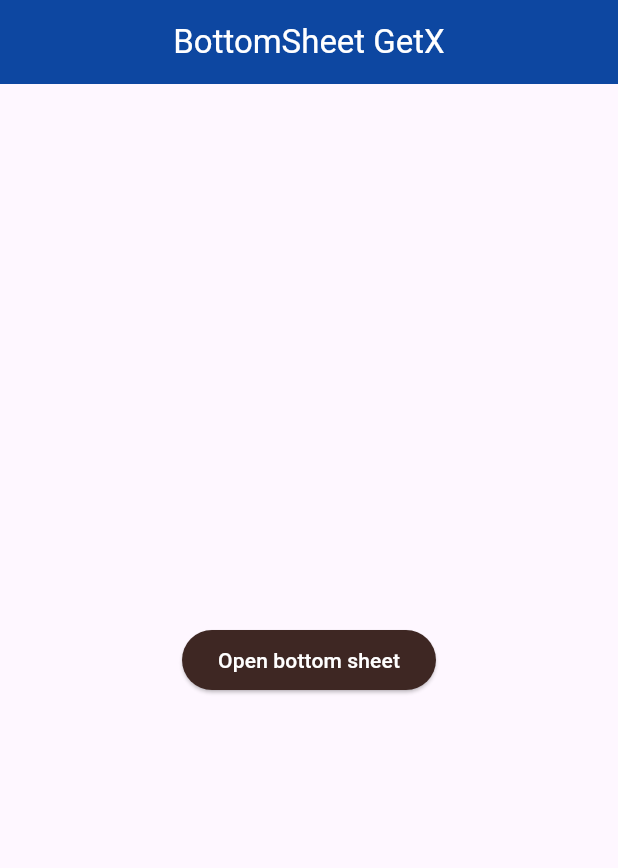
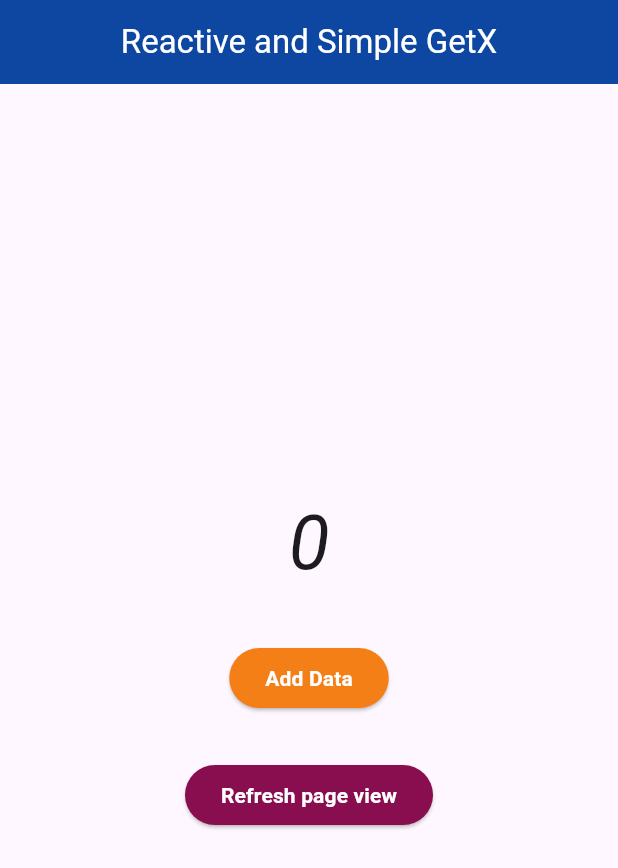
Before and after one commit to iqbalsuwandi20/belajar-flutter-youtube, a Flutter app: the screen it shows after launch, on a phone screen of 412 x 824 dp. Shown: the top 868 px of the screen. Run offline on Flutter 3.47's test engine with Material 3 defaults, Android fonts, the phone set to English and light mode, and no system bars; our stand-ins replace get.

Commit message:
reactive and simple getx

```diff
--- /dev/null
+++ b/lib/controllers/home_controller.dart
@@ -0,0 +1,15 @@
+import 'package:get/get.dart';
+
+class HomeController extends GetxController {
+  // variables are always being monitored
+  // var dataValue = 0.obs; for reactive state
+  int dataValue = 0; // for simple state
+
+  void addData() {
+    dataValue = dataValue + 1;
+  }
+
+  void refreshView() {
+    update();
+  }
+}
--- a/lib/main.dart
+++ b/lib/main.dart
@@ -1,4 +1,5 @@
 import 'package:flutter/material.dart';
+import 'package:flutter_basic/pages/home_page.dart';
 import 'package:get/get.dart';
 
 void main() {
@@ -10,72 +11,9 @@ class MyApp extends StatelessWidget {
 
   @override
   Widget build(BuildContext context) {
-    return const GetMaterialApp(
+    return GetMaterialApp(
       debugShowCheckedModeBanner: false,
       home: HomePage(),
     );
   }
 }
-
-class HomePage extends StatelessWidget {
-  const HomePage({super.key});
-
-  @override
-  Widget build(BuildContext context) {
-    return Scaffold(
-      appBar: AppBar(
-        centerTitle: true,
-        backgroundColor: Colors.blue[900],
-        title: const Text(
-          "BottomSheet GetX",
-          style: TextStyle(color: Colors.white),
-        ),
-      ),
-      body: Center(
-        child: ElevatedButton(
-          style: ElevatedButton.styleFrom(backgroundColor: Colors.brown[900]),
-          onPressed: () {
-            Get.bottomSheet(
-              Container(
-                height: 200,
-                color: Colors.purple[900],
-                child: ListView(
-                  children: const [
-                    ListTile(
-                      leading: Icon(
-                        Icons.person,
-                        color: Colors.white,
-                      ),
-                      title: Text(
-                        "Profile",
-                        style: TextStyle(color: Colors.white),
-                      ),
-                    ),
-                    ListTile(
-                      leading: Icon(Icons.settings, color: Colors.white),
-                      title: Text(
-                        "Setting",
-                        style: TextStyle(color: Colors.white),
-                      ),
-                    ),
-                    ListTile(
-                      leading: Icon(Icons.music_note, color: Colors.white),
-                      title: Text(
-                        "Music",
-                        style: TextStyle(color: Colors.white),
-                      ),
-                    ),
-                  ],
-                ),
-              ),
-            );
-          },
-          child: const Text(
-            "Open bottom sheet",
-            style: TextStyle(color: Colors.white),
-          ),
-        ),
-      ),
-    );
-  }
-}
--- /dev/null
+++ b/lib/pages/home_page.dart
@@ -0,0 +1,82 @@
+import 'package:flutter/material.dart';
+import 'package:flutter_basic/controllers/home_controller.dart';
+import 'package:get/get.dart';
+
+class HomePage extends StatelessWidget {
+  HomePage({super.key});
+
+  final homeController = Get.put(HomeController());
+
+  @override
+  Widget build(BuildContext context) {
+    return Scaffold(
+      appBar: AppBar(
+        centerTitle: true,
+        backgroundColor: Colors.blue[900],
+        title: const Text(
+          "Reactive and Simple GetX",
+          style: TextStyle(color: Colors.white),
+        ),
+      ),
+      body: Center(
+        child: Column(
+          mainAxisAlignment: MainAxisAlignment.center,
+          children: [
+            // Obx(
+            //   () => Text(
+            //     "${homeController.dataValue}",
+            //     style: const TextStyle(
+            //       fontSize: 50,
+            //       fontStyle: FontStyle.italic,
+            //     ),
+            //   ),
+            // ),
+            GetBuilder<HomeController>(
+              builder: (controller) => Text(
+                "${homeController.dataValue}",
+                style: const TextStyle(
+                  fontSize: 50,
+                  fontStyle: FontStyle.italic,
+                ),
+              ),
+            ),
+            const SizedBox(
+              height: 30,
+            ),
+            ElevatedButton(
+              onPressed: () {
+                homeController.addData();
+              },
+              style:
+                  ElevatedButton.styleFrom(backgroundColor: Colors.yellow[900]),
+              child: const Text(
+                "Add Data",
+                style: TextStyle(
+                  fontWeight: FontWeight.bold,
+                  color: Colors.white,
+                ),
+              ),
+            ),
+            const SizedBox(
+              height: 30,
+            ),
+            ElevatedButton(
+              onPressed: () {
+                homeController.refreshView();
+              },
+              style:
+                  ElevatedButton.styleFrom(backgroundColor: Colors.pink[900]),
+              child: const Text(
+                "Refresh page view",
+                style: TextStyle(
+                  fontWeight: FontWeight.bold,
+                  color: Colors.white,
+                ),
+              ),
+            ),
+          ],
+        ),
+      ),
+    );
+  }
+}
```
